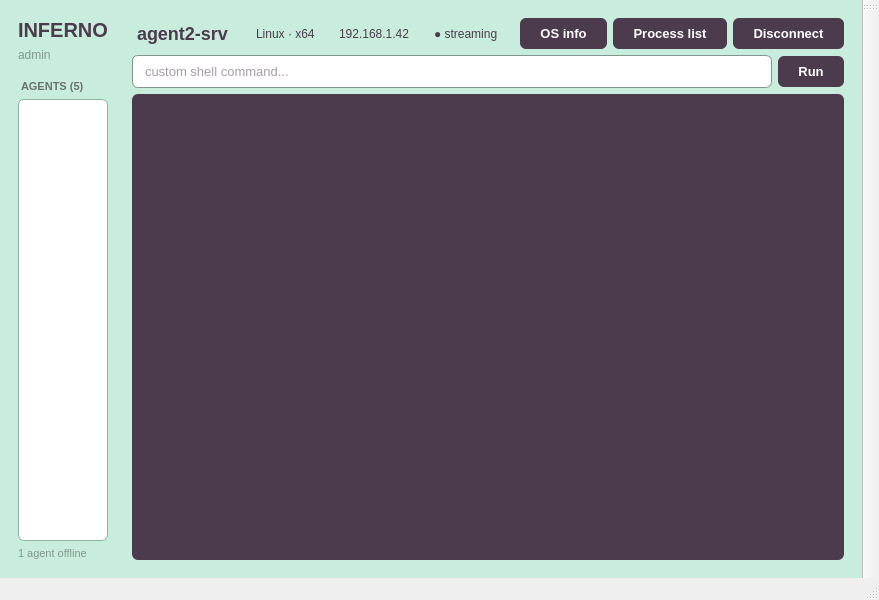
Qt form dashboard/mainwindow.ui (Florence-Navet/inferno) before a commit.
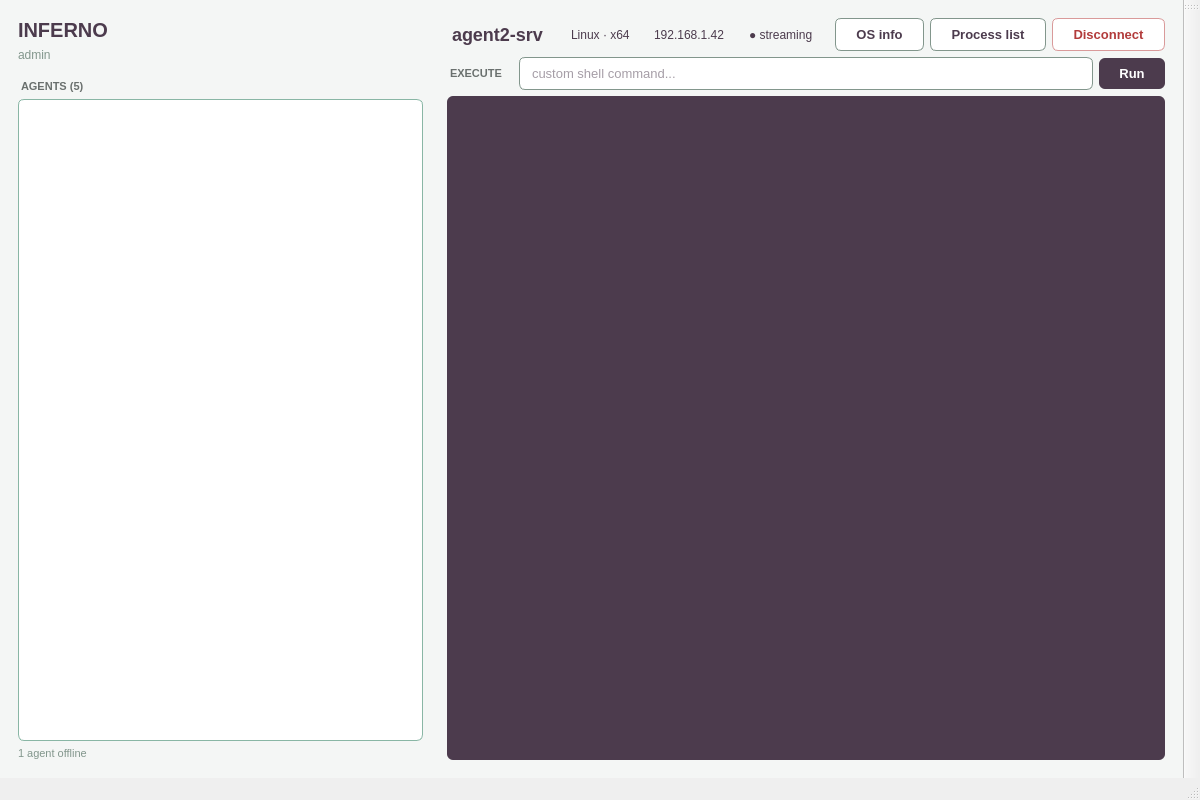
The same form after that commit.

Commit message: style(dashboard): align header and window chrome with mockup

The edit to the form file:
```diff
--- a/dashboard/mainwindow.ui
+++ b/dashboard/mainwindow.ui
@@ -6,8 +6,8 @@
    <rect>
     <x>0</x>
     <y>0</y>
-    <width>800</width>
-    <height>600</height>
+    <width>1200</width>
+    <height>800</height>
    </rect>
   </property>
   <property name="windowTitle">
@@ -16,7 +16,7 @@
   <widget class="QWidget" name="centralwidget">
    <property name="styleSheet">
     <string notr="true">QWidget#centralwidget {
-    background-color: #C9EDDC;
+    background-color: #F4F6F5;
 }
 QListWidget, QListView {
     background-color: #ffffff;
@@ -60,6 +60,22 @@
 QPushButton:pressed {
     background-color: #82968C;
 }
+QPushButton#osInfoButton, QPushButton#processListButton {
+    background-color: #ffffff;
+    color: #4C3B4D;
+    border: 1px solid #82968C;
+}
+QPushButton#disconnectButton {
+    background-color: #ffffff;
+    color: #b23b3b;
+    border: 1px solid #d99a9a;
+}
+QPushButton#osInfoButton:hover, QPushButton#processListButton:hover, QPushButton#disconnectButton:hover {
+background-color: #eef1f0;
+}
+QPushButton#osInfoButton:pressed, QPushButton#processListButton:pressed, QPushButton#disconnectButton:pressed {
+background-color: #dfe4e2;
+}
 QTextEdit {
     background-color: #4C3B4D;
     color: #C9EDDC;
@@ -83,6 +99,12 @@
 font-weight: bold;
 padding-top: 12px;
 }
+QLabel#executeLabel {
+color: #6A706E;
+font-size: 11px;
+font-weight: bold;
+padding-right: 8px;
+}
 QLabel#offlineLabel {
 color: #82968C;
 font-size: 11px;
@@ -215,6 +237,13 @@
              </item>
        <item>
         <layout class="QHBoxLayout" name="executeRow">
+        <item>
+                  <widget class="QLabel" name="executeLabel">
+                   <property name="text">
+                    <string>EXECUTE</string>
+                   </property>
+                  </widget>
+                 </item>
          <item>
           <widget class="QLineEdit" name="commandEdit">
            <property name="placeholderText">
```
Left out of the diff: 2 changed lines with no effect on the pictures. The commit also changes 1 other file.
